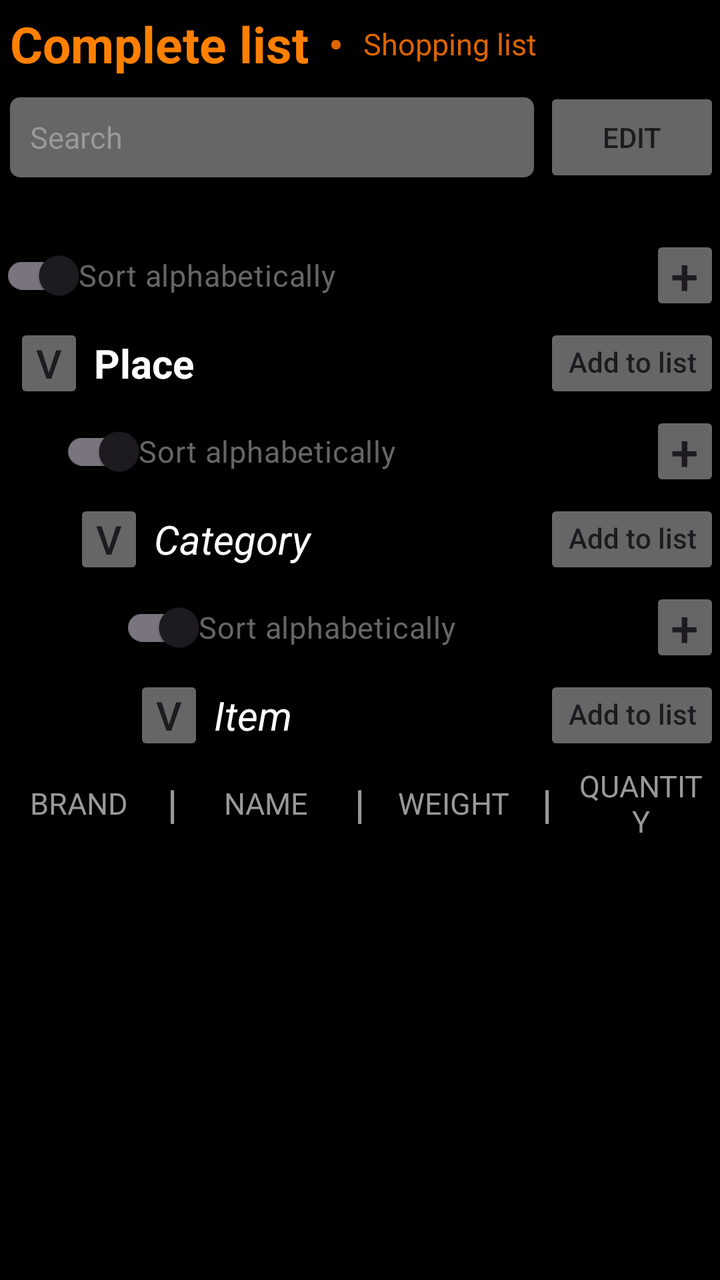
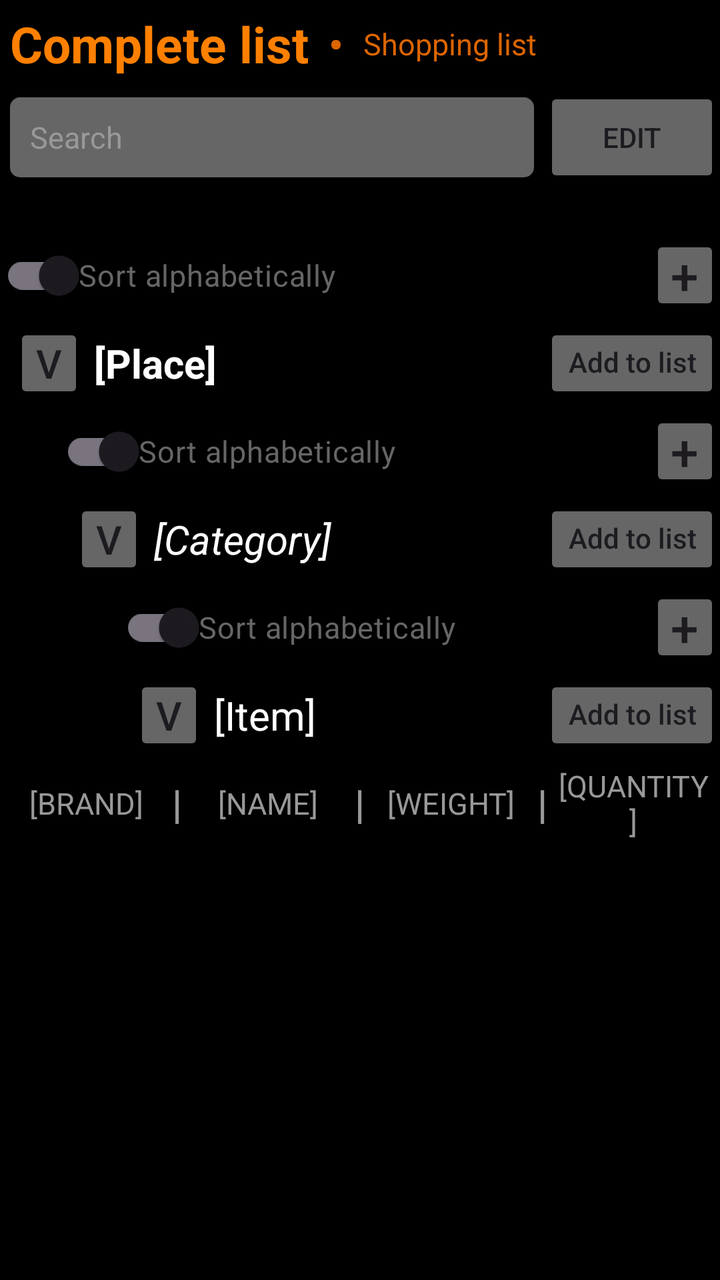

Before-and-after screenshots of an Android layout around one commit, followed by the original layout XML and the change that was made.
<!-- AndroidManifest.xml: application theme Theme.Money -->
<!-- res/layout/complete.xml -->
<?xml version="1.0" encoding="utf-8"?>
<androidx.constraintlayout.widget.ConstraintLayout
    xmlns:android="http://schemas.android.com/apk/res/android"
    xmlns:app="http://schemas.android.com/apk/res-auto"
    android:layout_width="match_parent"
    android:layout_height="match_parent"
    android:background="@color/black">

    <LinearLayout
        android:id="@+id/top_section"

        android:gravity="start"
        android:layout_width="match_parent"
        android:layout_height="wrap_content"
        android:orientation="vertical"
        app:layout_constraintStart_toStartOf="parent"
        app:layout_constraintEnd_toEndOf="parent"
        app:layout_constraintTop_toTopOf="parent">

        <LinearLayout
            android:id="@+id/action_bar"
            android:gravity="center"
            android:layout_height="wrap_content"
            android:layout_width="wrap_content"
            android:orientation="horizontal"
            app:layout_constraintStart_toStartOf="parent"
            app:layout_constraintTop_toTopOf="parent">

            <TextView
                android:id="@+id/a_complete"
                android:text="@string/a_complete"

                android:layout_width="wrap_content"
                android:layout_height="wrap_content"
                android:padding="5dp"
                android:textColor="#ff8000"
                android:textSize="25sp"
                android:textStyle="bold"/>

            <TextView
                android:text="@string/a_separator"

                android:layout_height="wrap_content"
                android:layout_width="wrap_content"
                android:padding="5dp"
                android:textColor="#dc6500"
                android:textSize="20sp"
                android:textStyle="bold"/>

            <TextView
                android:id="@+id/a_shopping"
                android:text="@string/a_shopping"

                android:layout_height="wrap_content"
                android:layout_width="wrap_content"
                android:padding="5dp"
                android:textColor="#dc6500"
                android:textSize="15sp"
                android:clickable="true"
                android:focusable="true"/>
        </LinearLayout>

        <LinearLayout
            android:id="@+id/search_bar"

            android:gravity="center"
            android:layout_width="match_parent"
            android:layout_height="wrap_content"
            android:orientation="horizontal">

            <EditText
                android:id="@+id/a_search"
                android:background="@drawable/search_background"
                android:hint="@string/a_search"

                android:layout_width="0dp"
                android:layout_height="40dp"
                android:layout_weight="1"
                android:layout_marginStart="5dp"
                android:layout_marginEnd="5dp"
                android:padding="10dp"
                android:importantForAutofill="no"
                android:inputType="text"
                android:textColorHint="#999999"
                android:textColor="#FFFFFF"
                android:textSize="15sp"/>

            <androidx.appcompat.widget.AppCompatButton
                android:id="@+id/c_edit"
                android:text="@string/c_edit"

                android:layout_width="wrap_content"
                android:layout_height="50dp"
                android:backgroundTint="#666666"/>
        </LinearLayout>
    </LinearLayout>

    <ScrollView
        android:id="@+id/scroll_view"

        android:layout_width="match_parent"
        android:layout_height="0dp"
        android:layout_marginTop="20dp"
        android:fillViewport="true"

        app:layout_constraintTop_toBottomOf="@id/top_section"
        app:layout_constraintBottom_toBottomOf="parent"
        app:layout_constraintStart_toStartOf="parent"
        app:layout_constraintEnd_toEndOf="parent">

        <LinearLayout
            android:id="@+id/scroll"

            android:layout_width="match_parent"
            android:layout_height="wrap_content"
            android:orientation="vertical">

        <LinearLayout
            android:id="@+id/group"

            android:layout_width="match_parent"
            android:layout_height="wrap_content"
            android:orientation="vertical">

                <LinearLayout
                    android:id="@+id/place_section"

                    android:layout_width="match_parent"
                    android:layout_height="wrap_content"
                    android:orientation="vertical">

                    <LinearLayout
                        android:id="@+id/edit_place_bar"

                        android:layout_width="match_parent"
                        android:layout_height="wrap_content"
                        android:orientation="horizontal"
                        android:gravity="center_vertical">

                        <androidx.appcompat.widget.SwitchCompat
                            android:id="@+id/c_p_sort"
                            android:text="@string/c_p_sort"

                            android:layoutDirection="rtl"
                            android:layout_width="0dp"
                            android:layout_height="wrap_content"
                            android:layout_weight="1"

                            android:textColor="#666666"
                            android:textSize="15sp"
                            android:clickable="true"
                            android:focusable="true"/>

                        <androidx.appcompat.widget.AppCompatButton
                            android:id="@+id/c_p_add"

                            android:layout_width="35dp"
                            android:layout_height="40dp"
                            android:backgroundTint="#666666"
                            android:text="@string/c_p_add"
                            android:textSize="25sp"
                            android:textColor="#1d1b20"
                            android:padding="0dp"
                            android:insetTop="0dp"
                            android:insetBottom="0dp"
                            android:gravity="center"/>
                    </LinearLayout>

                    <LinearLayout
                        android:id="@+id/place_bar"

                        android:layout_width="match_parent"
                        android:layout_height="wrap_content"
                        android:orientation="horizontal"
                        android:layout_marginStart="7dp">

                        <androidx.appcompat.widget.AppCompatButton
                            android:id="@+id/a_p_expand"

                            android:layout_width="35dp"
                            android:layout_height="40dp"
                            android:backgroundTint="#666666"
                            android:text="@string/a_p_expand"
                            android:textSize="20sp"
                            android:textColor="#1d1b20"
                            android:padding="0dp"
                            android:insetTop="0dp"
                            android:insetBottom="0dp"
                            android:gravity="center" />

                        <TextView
                            android:id="@+id/a_p_name"
                            android:text="@string/a_p_name"

                            android:layout_width="wrap_content"
                            android:layout_height="wrap_content"
                            android:padding="5dp"
                            android:textColor="#FFFFFF"
                            android:textSize="20sp"
                            android:textStyle="bold"
                            android:layout_weight="1"/>

                        <androidx.appcompat.widget.AppCompatButton
                            android:id="@+id/c_p_add_list"

                            android:layout_width="wrap_content"
                            android:layout_height="40dp"
                            android:backgroundTint="#666666"
                            android:text="@string/c_p_add_list"
                            android:textColor="#1d1b20"
                            android:padding="0dp"
                            android:insetTop="0dp"
                            android:insetBottom="0dp"
                            android:gravity="center"
                            android:includeFontPadding="false"
                            android:textAllCaps="false"
                            android:layout_gravity="center_vertical"/>
                    </LinearLayout>
                </LinearLayout>

                <LinearLayout
                    android:id="@+id/category_section"

                    android:layout_width="match_parent"
                    android:layout_height="wrap_content"
                    android:orientation="vertical"
                    android:layout_marginStart="30dp">

                    <LinearLayout
                        android:id="@+id/edit_category_bar"

                        android:layout_width="match_parent"
                        android:layout_height="wrap_content"
                        android:orientation="horizontal"
                        android:gravity="center_vertical">

                        <androidx.appcompat.widget.SwitchCompat
                            android:id="@+id/c_c_sort"
                            android:text="@string/c_c_sort"

                            android:layoutDirection="rtl"
                            android:layout_width="0dp"
                            android:layout_height="wrap_content"
                            android:layout_weight="1"

                            android:textColor="#666666"
                            android:textSize="15sp"
                            android:clickable="true"
                            android:focusable="true"/>

                        <androidx.appcompat.widget.AppCompatButton
                            android:id="@+id/c_c_add"

                            android:layout_width="35dp"
                            android:layout_height="40dp"
                            android:backgroundTint="#666666"
                            android:text="@string/c_c_add"
                            android:textSize="25sp"
                            android:textColor="#1d1b20"
                            android:padding="0dp"
                            android:insetTop="0dp"
                            android:insetBottom="0dp"
                            android:gravity="center"/>
                    </LinearLayout>

                    <LinearLayout
                        android:id="@+id/category_bar"

                        android:layout_width="match_parent"
                        android:layout_height="wrap_content"
                        android:orientation="horizontal"
                        android:layout_marginStart="7dp">

                        <androidx.appcompat.widget.AppCompatButton
                            android:id="@+id/a_c_expand"

                            android:layout_width="35dp"
                            android:layout_height="40dp"
                            android:backgroundTint="#666666"
                            android:text="@string/a_c_expand"
                            android:textSize="20sp"
                            android:textColor="#1d1b20"
                            android:padding="0dp"
                            android:insetTop="0dp"
                            android:insetBottom="0dp"
                            android:gravity="center"/>

                        <TextView
                            android:id="@+id/a_c_name"
                            android:text="@string/a_c_name"

                            android:layout_width="wrap_content"
                            android:layout_height="wrap_content"
                            android:padding="5dp"
                            android:textColor="#FFFFFF"
                            android:textSize="20sp"
                            android:layout_weight="1"
                            android:textStyle="italic"/>

                        <androidx.appcompat.widget.AppCompatButton
                            android:id="@+id/c_c_add_list"

                            android:layout_width="wrap_content"
                            android:layout_height="40dp"
                            android:backgroundTint="#666666"
                            android:text="@string/c_c_add_list"
                            android:textColor="#1d1b20"
                            android:padding="0dp"
                            android:insetTop="0dp"
                            android:insetBottom="0dp"
                            android:gravity="center"
                            android:includeFontPadding="false"
                            android:textAllCaps="false"
                            android:layout_gravity="center_vertical"/>

                    </LinearLayout>
                </LinearLayout>

                <LinearLayout
                    android:id="@+id/item_section"

                    android:layout_width="match_parent"
                    android:layout_height="wrap_content"
                    android:orientation="vertical">

                    <LinearLayout
                        android:id="@+id/edit_item_bar"

                        android:layout_width="match_parent"
                        android:layout_height="wrap_content"
                        android:orientation="horizontal"
                        android:gravity="center_vertical"
                        android:layout_marginStart="60dp">

                        <androidx.appcompat.widget.SwitchCompat
                            android:id="@+id/c_i_sort"
                            android:text="@string/c_i_sort"

                            android:layoutDirection="rtl"
                            android:layout_width="0dp"
                            android:layout_height="wrap_content"
                            android:layout_weight="1"

                            android:textColor="#666666"
                            android:textSize="15sp"
                            android:clickable="true"
                            android:focusable="true"/>

                        <androidx.appcompat.widget.AppCompatButton
                            android:id="@+id/c_i_add"

                            android:layout_width="35dp"
                            android:layout_height="40dp"
                            android:backgroundTint="#666666"
                            android:text="@string/c_i_add"
                            android:textSize="25sp"
                            android:textColor="#1d1b20"
                            android:padding="0dp"
                            android:insetTop="0dp"
                            android:insetBottom="0dp"
                            android:gravity="center"/>
                    </LinearLayout>

                    <LinearLayout
                        android:id="@+id/item_bar"

                        android:layout_width="match_parent"
                        android:layout_height="wrap_content"
                        android:orientation="horizontal"
                        android:layout_marginStart="67dp">

                        <androidx.appcompat.widget.AppCompatButton
                            android:id="@+id/a_i_expand"

                            android:layout_width="35dp"
                            android:layout_height="40dp"
                            android:backgroundTint="#666666"
                            android:text="@string/a_i_expand"
                            android:textSize="20sp"
                            android:textColor="#1d1b20"
                            android:padding="0dp"
                            android:insetTop="0dp"
                            android:insetBottom="0dp"
                            android:gravity="center"/>

                        <TextView
                            android:id="@+id/a_i_name"
                            android:text="@string/a_i_name"

                            android:layout_width="wrap_content"
                            android:layout_height="wrap_content"
                            android:padding="5dp"
                            android:textColor="#FFFFFF"
                            android:textSize="20sp"
                            android:layout_weight="1"
                            android:textStyle="italic"/>

                        <androidx.appcompat.widget.AppCompatButton
                            android:id="@+id/c_i_add_list"

                            android:layout_width="wrap_content"
                            android:layout_height="40dp"
                            android:backgroundTint="#666666"
                            android:text="@string/c_i_add_list"
                            android:textColor="#1d1b20"
                            android:padding="0dp"
                            android:insetTop="0dp"
                            android:insetBottom="0dp"
                            android:gravity="center"
                            android:includeFontPadding="false"
                            android:textAllCaps="false"
                            android:layout_gravity="center_vertical"/>
                    </LinearLayout>

                    <TableLayout
                        android:id="@+id/item_brand_bar"

                        android:layout_width="match_parent"
                        android:layout_height="wrap_content"
                        android:layout_gravity="center_horizontal"
                        android:stretchColumns="0,2,4,6">

                        <TableRow
                            android:gravity="center_vertical"
                            android:fillViewport="true"
                            app:layout_constraintTop_toBottomOf="@id/item_bar"
                            >

                            <TextView
                                android:id="@+id/a_b_brand"
                                android:text="@string/a_b_brand"

                                android:layout_width="0dp"
                                android:layout_height="wrap_content"
                                android:layout_weight="1"
                                android:padding="5dp"
                                android:gravity="center"
                                android:textColor="#999999"
                                android:textSize="15sp"/>

                            <TextView
                                android:text="@string/a_s2"

                                android:layout_width="wrap_content"
                                android:layout_height="wrap_content"
                                android:padding="5dp"
                                android:textColor="#999999"
                                android:textSize="20sp"
                                android:textStyle="bold"/>

                            <TextView
                                android:id="@+id/a_b_name"
                                android:text="@string/a_b_name"

                                android:layout_width="0dp"
                                android:layout_height="wrap_content"
                                android:layout_weight="1"
                                android:padding="5dp"
                                android:gravity="center"
                                android:textColor="#999999"
                                android:textSize="15sp"/>

                            <TextView
                                android:text="@string/a_s2"

                                android:layout_width="wrap_content"
                                android:layout_height="wrap_content"
                                android:padding="5dp"
                                android:textColor="#999999"
                                android:textSize="20sp"
                                android:textStyle="bold"/>

                            <TextView
                                android:id="@+id/a_b_weight"
                                android:text="@string/a_b_weight"

                                android:layout_width="0dp"
                                android:layout_height="wrap_content"
                                android:layout_weight="1"
                                android:padding="5dp"
                                android:gravity="center"
                                android:textColor="#999999"
                                android:textSize="15sp"/>

                            <TextView
                                android:text="@string/a_s2"

                                android:layout_width="wrap_content"
                                android:layout_height="wrap_content"
                                android:padding="5dp"
                                android:textColor="#999999"
                                android:textSize="20sp"
                                android:textStyle="bold"/>

                            <TextView
                                android:id="@+id/a_b_quantity"
                                android:text="@string/a_b_quantity"

                                android:layout_width="0dp"
                                android:layout_height="wrap_content"
                                android:layout_weight="1"
                                android:padding="5dp"
                                android:gravity="center"
                                android:textColor="#999999"
                                android:textSize="15sp"/>
                        </TableRow>
                    </TableLayout>
                </LinearLayout>
            </LinearLayout>
        </LinearLayout>
    </ScrollView>
</androidx.constraintlayout.widget.ConstraintLayout>
<!-- resources referenced by this layout -->
<resources>
  <color name="black">#FF000000</color>
  <!-- drawable search_background (drawable) -->
  <shape xmlns:android="http://schemas.android.com/apk/res/android">
      <solid android:color="#666666"/>
      <corners android:radius="5dp"/>
  <stroke
      android:color="#666666" />
  </shape>
  <string name="a_b_brand">       BRAND</string>
  <string name="a_b_name">        NAME</string>
  <string name="a_b_quantity">    QUANTITY</string>
  <string name="a_b_weight">      WEIGHT</string>
  <string name="a_c_expand">      v</string>
  <string name="a_c_name">        Category</string>
  <string name="a_complete">      Complete list</string>
  <string name="a_i_expand">      v</string>
  <string name="a_i_name">        Item</string>
  <string name="a_p_expand">      v</string>
  <string name="a_p_name">        Place</string>
  <string name="a_s2">            |</string>
  <string name="a_search">        Search</string>
  <string name="a_separator">     •</string>
  <string name="a_shopping">      Shopping list</string>
  <string name="c_c_add">         +</string>
  <string name="c_c_add_list">    Add to list</string>
  <string name="c_c_sort">        Sort alphabetically</string>
  <string name="c_edit">          Edit</string>
  <string name="c_i_add">         +</string>
  <string name="c_i_add_list">    Add to list</string>
  <string name="c_i_sort">        Sort alphabetically</string>
  <string name="c_p_add">         +</string>
  <string name="c_p_add_list">    Add to list</string>
  <string name="c_p_sort">        Sort alphabetically</string>
  <style name="Theme.Money" parent="Theme.Material3.DayNight.NoActionBar">
          
          <item name="colorPrimary">@color/purple_500</item>
          <item name="colorPrimaryVariant">@color/purple_700</item>
          <item name="colorOnPrimary">@color/white</item>
          
          <item name="colorSecondary">@color/teal_200</item>
          <item name="colorSecondaryVariant">@color/teal_700</item>
          <item name="colorOnSecondary">@color/black</item>
          
          <item name="android:statusBarColor">?attr/colorPrimaryVariant</item>
          
      </style>
  <color name="purple_500">#dc6500</color>
  <color name="purple_700">#dc6500</color>
  <color name="white">#FFFFFFFF</color>
  <color name="teal_200">#ff8000</color>
  <color name="teal_700">#ff8000</color>
</resources>

<!-- the commit's change to res/layout/complete.xml (unified diff, before → after) -->
@@ -392,8 +392,7 @@
                             android:padding="5dp"
                             android:textColor="#FFFFFF"
                             android:textSize="20sp"
-                            android:layout_weight="1"
-                            android:textStyle="italic"/>
+                            android:layout_weight="1"/>
 
                         <androidx.appcompat.widget.AppCompatButton
                             android:id="@+id/c_i_add_list"
@@ -423,8 +422,7 @@
                         <TableRow
                             android:gravity="center_vertical"
                             android:fillViewport="true"
-                            app:layout_constraintTop_toBottomOf="@id/item_bar"
-                            >
+                            app:layout_constraintTop_toBottomOf="@id/item_bar">
 
                             <TextView
                                 android:id="@+id/a_b_brand"
@@ -443,7 +441,6 @@
 
                                 android:layout_width="wrap_content"
                                 android:layout_height="wrap_content"
-                                android:padding="5dp"
                                 android:textColor="#999999"
                                 android:textSize="20sp"
                                 android:textStyle="bold"/>
@@ -465,7 +462,6 @@
 
                                 android:layout_width="wrap_content"
                                 android:layout_height="wrap_content"
-                                android:padding="5dp"
                                 android:textColor="#999999"
                                 android:textSize="20sp"
                                 android:textStyle="bold"/>
@@ -487,7 +483,6 @@
 
                                 android:layout_width="wrap_content"
                                 android:layout_height="wrap_content"
-                                android:padding="5dp"
                                 android:textColor="#999999"
                                 android:textSize="20sp"
                                 android:textStyle="bold"/>
<!-- resource entries referenced after the edit -->
@@ -8,17 +8,17 @@
   <stroke
       android:color="#666666" />
   </shape>
-  <string name="a_b_brand">       BRAND</string>
-  <string name="a_b_name">        NAME</string>
-  <string name="a_b_quantity">    QUANTITY</string>
-  <string name="a_b_weight">      WEIGHT</string>
+  <string name="a_b_brand">       [BRAND]</string>
+  <string name="a_b_name">        [NAME]</string>
+  <string name="a_b_quantity">    [QUANTITY]</string>
+  <string name="a_b_weight">      [WEIGHT]</string>
   <string name="a_c_expand">      v</string>
-  <string name="a_c_name">        Category</string>
+  <string name="a_c_name">        [Category]</string>
   <string name="a_complete">      Complete list</string>
   <string name="a_i_expand">      v</string>
-  <string name="a_i_name">        Item</string>
+  <string name="a_i_name">        [Item]</string>
   <string name="a_p_expand">      v</string>
-  <string name="a_p_name">        Place</string>
+  <string name="a_p_name">        [Place]</string>
   <string name="a_s2">            |</string>
   <string name="a_search">        Search</string>
   <string name="a_separator">     •</string>
